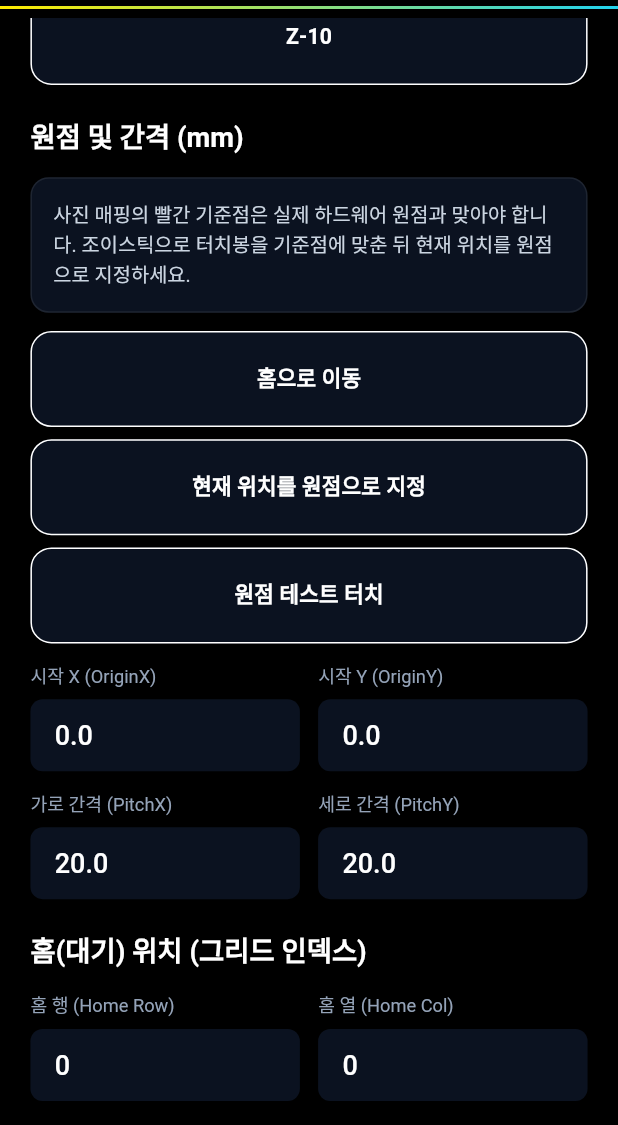
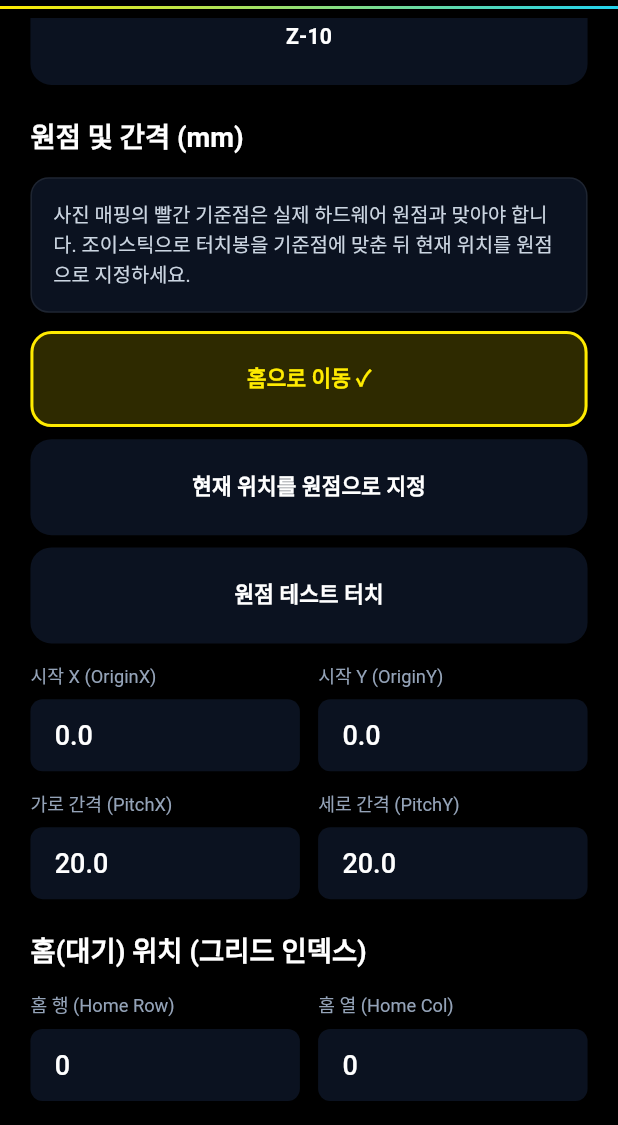
Before and after one commit to Seongwonp/touch_bridge, a Flutter app: the ManualMappingScreen screen opened directly, scrolled down 576 dp, after a tap on "홈으로 이동", on a phone screen of 412 x 824 dp, the part 111-1236 px from its top. Run offline on Flutter 3.47's test engine with Material 3 defaults, Android fonts, the phone set to English and light mode, and no system bars; our stand-ins replace audioplayers, flutter_blue_plus, flutter_dotenv, flutter_secure_storage, flutter_tts, image_picker and 4 more; accounts and stored records are empty.

Commit message:
fix: add dead-man confirmation to all manual mapping physical actions
_homeDevice, _setCurrentAsOrigin, and _testPress (all 7 callsites) now
go through _armAndRun: first tap announces the action + arms for 4 s,
second tap executes, timeout auto-cancels. MappingActionChip gains an
armed parameter that renders a yellow border + checkmark label so the
user can visually confirm the pending action. Jog arrow buttons remain
single-tap (small fixed move, low risk).

```diff
--- a/lib/screens/mapping/manual_mapping_screen.dart
+++ b/lib/screens/mapping/manual_mapping_screen.dart
@@ -1,3 +1,5 @@
+import 'dart:async';
+
 import 'package:flutter/material.dart';
 import '../../services/ble_service.dart';
 import '../../services/device_mapping_service.dart';
@@ -50,6 +52,11 @@ class _ManualMappingScreenState extends State<ManualMappingScreen> {
 
   bool _isUploading = false;
 
+  // dead-man 확인 상태 — 물리적 동작(홈, 테스트 터치, 원점 지정)을
+  // 잘못 눌러 하드웨어가 움직이는 사고를 방지한다.
+  String? _armedAction;
+  Timer? _armTimer;
+
   String? get _deviceId =>
       widget.deviceId ?? ActiveDeviceService.instance.getActiveDeviceId();
 
@@ -65,6 +72,42 @@ class _ManualMappingScreenState extends State<ManualMappingScreen> {
       source: 'ManualMappingScreen',
       interrupt: true,
     );
+  }
+
+  @override
+  void dispose() {
+    _armTimer?.cancel();
+    _rowsCtrl.dispose();
+    _colsCtrl.dispose();
+    _oxCtrl.dispose();
+    _oyCtrl.dispose();
+    _pxCtrl.dispose();
+    _pyCtrl.dispose();
+    _hrCtrl.dispose();
+    _hcCtrl.dispose();
+    super.dispose();
+  }
+
+  // 물리 동작 전 4초 dead-man 확인 패턴.
+  // 첫 탭: TTS 안내 + arm. 두 번째 탭: 실행. 4초 초과: 자동 취소.
+  Future<void> _armAndRun({
+    required String id,
+    required String guide,
+    required VoidCallback onConfirmed,
+  }) async {
+    if (_armedAction != id) {
+      _armTimer?.cancel();
+      setState(() => _armedAction = id);
+      _armTimer = Timer(const Duration(seconds: 4), () {
+        if (!mounted) return;
+        setState(() => _armedAction = null);
+      });
+      await _tts.speak(guide, source: 'ManualMappingScreen', interrupt: true);
+      return;
+    }
+    _armTimer?.cancel();
+    setState(() => _armedAction = null);
+    onConfirmed();
   }
 
   Future<void> _loadCurrentProfile() async {
@@ -339,17 +382,32 @@ class _ManualMappingScreenState extends State<ManualMappingScreen> {
               children: [
                 MappingActionChip(
                   label: '홈으로 이동',
-                  onTap: _homeDevice,
+                  armed: _armedAction == 'home',
+                  onTap: () => _armAndRun(
+                    id: 'home',
+                    guide: '홈 이동입니다. 한 번 더 누르면 하드웨어가 움직입니다.',
+                    onConfirmed: _homeDevice,
+                  ),
                   scale: rs,
                 ),
                 MappingActionChip(
                   label: '현재 위치를 원점으로 지정',
-                  onTap: _setCurrentAsOrigin,
+                  armed: _armedAction == 'origin',
+                  onTap: () => _armAndRun(
+                    id: 'origin',
+                    guide: '원점 지정입니다. 한 번 더 누르면 현재 위치가 원점이 됩니다.',
+                    onConfirmed: _setCurrentAsOrigin,
+                  ),
                   scale: rs,
                 ),
                 MappingActionChip(
                   label: '원점 테스트 터치',
-                  onTap: () => _testPress(0, 0),
+                  armed: _armedAction == 'test_0_0',
+                  onTap: () => _armAndRun(
+                    id: 'test_0_0',
+                    guide: '원점 터치 테스트입니다. 한 번 더 누르면 실제로 터치합니다.',
+                    onConfirmed: () => _testPress(0, 0),
+                  ),
                   scale: rs,
                 ),
               ],
@@ -505,26 +563,46 @@ class _ManualMappingScreenState extends State<ManualMappingScreen> {
               children: [
                 MappingActionChip(
                   label: '원점 (0,0)',
-                  onTap: () => _testPress(0, 0),
+                  armed: _armedAction == 'tst_0_0',
+                  onTap: () => _armAndRun(
+                    id: 'tst_0_0',
+                    guide: '원점 터치 테스트입니다. 한 번 더 누르면 실제로 터치합니다.',
+                    onConfirmed: () => _testPress(0, 0),
+                  ),
                   scale: rs,
                 ),
                 MappingActionChip(
                   label: '우측 끝',
-                  onTap: () =>
-                      _testPress((int.tryParse(_colsCtrl.text) ?? 1) - 1, 0),
+                  armed: _armedAction == 'tst_right',
+                  onTap: () => _armAndRun(
+                    id: 'tst_right',
+                    guide: '우측 끝 터치 테스트입니다. 한 번 더 누르면 실제로 터치합니다.',
+                    onConfirmed: () =>
+                        _testPress((int.tryParse(_colsCtrl.text) ?? 1) - 1, 0),
+                  ),
                   scale: rs,
                 ),
                 MappingActionChip(
                   label: '좌측 하단',
-                  onTap: () =>
-                      _testPress(0, (int.tryParse(_rowsCtrl.text) ?? 1) - 1),
+                  armed: _armedAction == 'tst_bottom_left',
+                  onTap: () => _armAndRun(
+                    id: 'tst_bottom_left',
+                    guide: '좌측 하단 터치 테스트입니다. 한 번 더 누르면 실제로 터치합니다.',
+                    onConfirmed: () =>
+                        _testPress(0, (int.tryParse(_rowsCtrl.text) ?? 1) - 1),
+                  ),
                   scale: rs,
                 ),
                 MappingActionChip(
                   label: '우측 하단',
-                  onTap: () => _testPress(
-                    (int.tryParse(_colsCtrl.text) ?? 1) - 1,
-                    (int.tryParse(_rowsCtrl.text) ?? 1) - 1,
+                  armed: _armedAction == 'tst_bottom_right',
+                  onTap: () => _armAndRun(
+                    id: 'tst_bottom_right',
+                    guide: '우측 하단 터치 테스트입니다. 한 번 더 누르면 실제로 터치합니다.',
+                    onConfirmed: () => _testPress(
+                      (int.tryParse(_colsCtrl.text) ?? 1) - 1,
+                      (int.tryParse(_rowsCtrl.text) ?? 1) - 1,
+                    ),
                   ),
                   scale: rs,
                 ),
--- a/lib/screens/mapping/widgets/mapping_form_controls.dart
+++ b/lib/screens/mapping/widgets/mapping_form_controls.dart
@@ -20,10 +20,7 @@ class LabeledNumberField extends StatelessWidget {
     return Column(
       crossAxisAlignment: CrossAxisAlignment.start,
       children: [
-        Text(
-          label,
-          style: TextStyle(color: AppColors.textTertiary, fontSize: 12 * rs),
-        ),
+        Text(label, style: TextStyle(color: AppColors.textTertiary, fontSize: 12 * rs)),
         SizedBox(height: 6 * rs),
         TextField(
           controller: controller,
@@ -36,10 +33,7 @@ class LabeledNumberField extends StatelessWidget {
               borderRadius: BorderRadius.circular(8 * rs),
               borderSide: BorderSide.none,
             ),
-            contentPadding: EdgeInsets.symmetric(
-              horizontal: 12 * rs,
-              vertical: 8 * rs,
-            ),
+            contentPadding: EdgeInsets.symmetric(horizontal: 12 * rs, vertical: 8 * rs),
           ),
         ),
       ],
@@ -74,17 +68,20 @@ class JogArrowButton extends StatelessWidget {
 }
 
 /// 매핑 화면의 텍스트 액션 버튼 (모터 테스트/원점 지정/테스트 터치 등 공용).
+/// [armed]가 true면 dead-man 확인 대기 중임을 노란 테두리로 표시한다.
 class MappingActionChip extends StatelessWidget {
   const MappingActionChip({
     super.key,
     required this.label,
     required this.onTap,
     required this.scale,
+    this.armed = false,
   });
 
   final String label;
   final VoidCallback onTap;
   final double scale;
+  final bool armed;
 
   @override
   Widget build(BuildContext context) {
@@ -92,11 +89,18 @@ class MappingActionChip extends StatelessWidget {
     return ElevatedButton(
       onPressed: onTap,
       style: ElevatedButton.styleFrom(
-        backgroundColor: AppColors.surfaceElevated,
-        foregroundColor: AppColors.textPrimary,
+        backgroundColor:
+            armed ? AppColors.primary.withValues(alpha: 0.18) : AppColors.surfaceElevated,
+        foregroundColor: armed ? AppColors.primary : AppColors.textPrimary,
+        side: armed
+            ? const BorderSide(color: AppColors.primary, width: 2)
+            : BorderSide.none,
         padding: EdgeInsets.symmetric(horizontal: 16 * rs, vertical: 8 * rs),
       ),
-      child: Text(label, style: TextStyle(fontSize: 14 * rs)),
+      child: Text(
+        armed ? '$label ✓' : label,
+        style: TextStyle(fontSize: 14 * rs),
+      ),
     );
   }
 }
```
